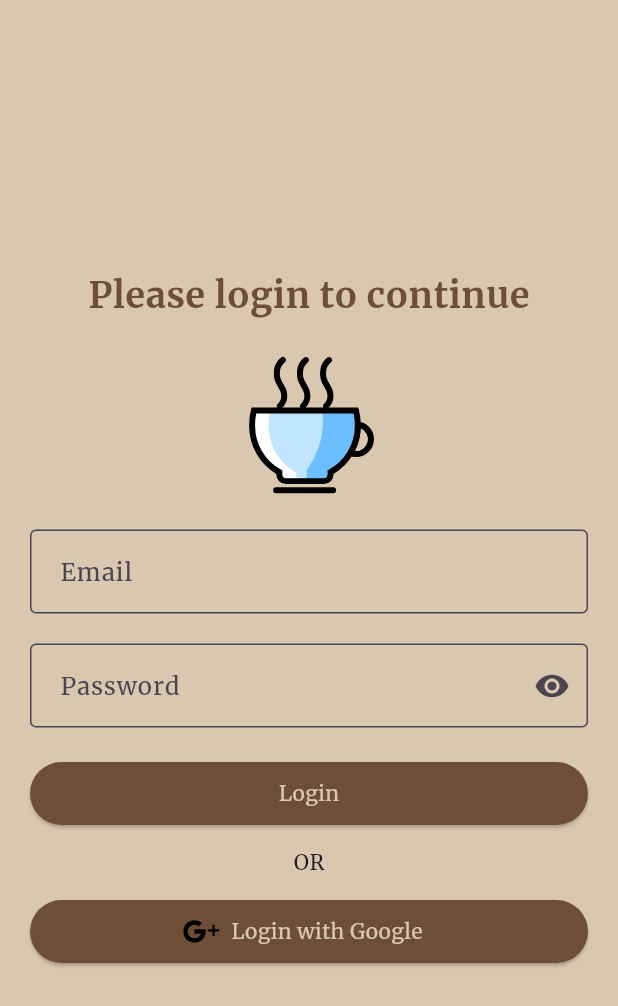
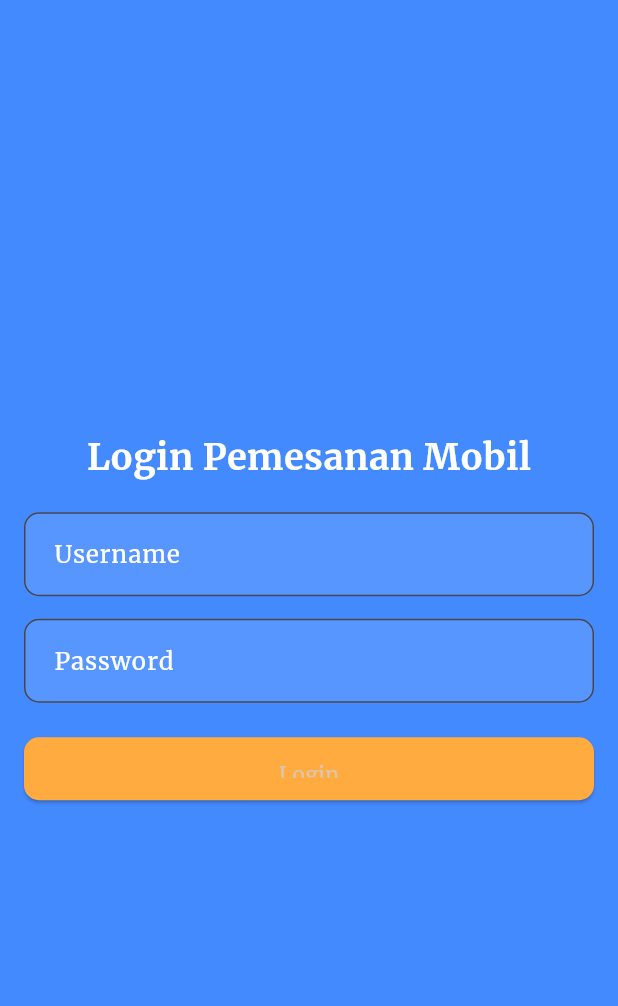
Before and after one commit to ipincamp/coffee_shop, a Flutter app: the screen it shows after launch, after a tap on "LOGIN", on a phone screen of 412 x 824 dp. Shown: the top 1006 px of the screen. Run offline on Flutter 3.47's test engine with Material 3 defaults, Android fonts, the phone set to English and light mode, and no system bars; our stand-ins replace device_preview, dio, flutter_svg, shared_preferences; network calls fail.

Commit message:
wis mbuh, kencot

```diff
--- a/lib/main.dart
+++ b/lib/main.dart
@@ -2,12 +2,20 @@ import 'package:coffee_shop/pallete.dart';
 import 'package:coffee_shop/screens/welcome.dart';
 import 'package:flutter/material.dart';
 import 'package:device_preview/device_preview.dart';
+import 'package:provider/provider.dart';
+
+import 'providers/auth_provider.dart';
 
 void main() {
   runApp(
-    DevicePreview(
-      enabled: true,
-      builder: (context) => const MyApp(),
+    MultiProvider(
+      providers: [
+        ChangeNotifierProvider(create: (_) => AuthProvider()),
+      ],
+      child: DevicePreview(
+        enabled: true,
+        builder: (context) => const MyApp(),
+      ),
     ),
   );
 }
--- /dev/null
+++ b/lib/providers/auth_provider.dart
@@ -0,0 +1,53 @@
+import 'package:flutter/material.dart';
+import 'package:dio/dio.dart';
+import 'dart:convert';
+
+class AuthProvider with ChangeNotifier {
+  bool _isAuthenticated = false;
+  Map<String, dynamic> _userData = {};
+
+  bool get isAuthenticated => _isAuthenticated;
+  Map<String, dynamic> get userData => _userData;
+
+  final Dio _dio = Dio(
+    BaseOptions(
+      baseUrl: 'http://auth-ci.test',
+      connectTimeout: const Duration(milliseconds: 5000),
+      receiveTimeout: const Duration(milliseconds: 3000),
+      headers: {
+        'Content-Type': 'application/json',
+      },
+    ),
+  );
+
+  Future<void> login(String username, String password) async {
+    try {
+      final response = await _dio.post(
+        '/login',
+        data: json.encode({
+          'username': username,
+          'password': password,
+        }),
+      );
+
+      if (response.statusCode == 200) {
+        final data = response.data;
+
+        if (data['status'] == 200) {
+          _isAuthenticated = true;
+          _userData = data['data'];
+          notifyListeners();
+        } else {
+          _isAuthenticated = false;
+          throw Exception(data['message'] ?? 'Login failed');
+        }
+      } else {
+        throw Exception('Failed to login');
+      }
+    } catch (error) {
+      print(error);
+      _isAuthenticated = false;
+      throw error;
+    }
+  }
+}
--- a/lib/screens/login.dart
+++ b/lib/screens/login.dart
@@ -1,106 +1,102 @@
-import 'package:coffee_shop/pallete.dart';
 import 'package:coffee_shop/screens/dashboard/home.dart';
 import 'package:flutter/material.dart';
-import 'package:flutter_svg/flutter_svg.dart';
+import 'package:provider/provider.dart';
+import '../providers/auth_provider.dart';
 
-class LoginScreen extends StatefulWidget {
-  const LoginScreen({super.key});
-
-  @override
-  State<LoginScreen> createState() => _LoginScreenState();
-}
-
-class _LoginScreenState extends State<LoginScreen> {
-  final TextEditingController _emailController = TextEditingController();
+class LoginScreen extends StatelessWidget {
+  final TextEditingController _usernameController = TextEditingController();
   final TextEditingController _passwordController = TextEditingController();
 
-  bool _isPasswordVisible = true;
+  LoginScreen({super.key});
 
   @override
   Widget build(BuildContext context) {
     return Scaffold(
-      body: Container(
-        padding: EdgeInsets.all(20),
-        decoration: BoxDecoration(
-          color: CoffeeShopColors.cream,
-        ),
+      backgroundColor: Colors.blueAccent,
+      body: Center(
+        child: SingleChildScrollView(
+          padding: EdgeInsets.all(16.0),
           child: Column(
             mainAxisAlignment: MainAxisAlignment.center,
             children: [
               Text(
-              'Please login to continue',
+                'Login Pemesanan Mobil',
                 style: TextStyle(
                   fontSize: 24,
                   fontWeight: FontWeight.bold,
-                color: CoffeeShopColors.coffeeBrown,
-              ),
-            ),
-            SizedBox(height: 20),
-            SvgPicture.asset(
-              'assets/icons/coffee.svg',
-              height: 100,
-            ),
-            SizedBox(height: 20),
-            TextField(
-              controller: _emailController,
-              decoration: InputDecoration(
-                labelText: 'Email',
-                border: OutlineInputBorder(),
+                  color: Colors.white,
                 ),
               ),
               SizedBox(height: 20),
               TextField(
+                controller: _usernameController,
+                decoration: InputDecoration(
+                  labelText: 'Username',
+                  labelStyle: TextStyle(color: Colors.white),
+                  filled: true,
+                  fillColor: Colors.white.withOpacity(0.1),
+                  border: OutlineInputBorder(
+                    borderRadius: BorderRadius.circular(10),
+                  ),
+                ),
+                style: TextStyle(color: Colors.white),
+              ),
+              SizedBox(height: 15),
+              TextField(
                 controller: _passwordController,
-              obscureText: _isPasswordVisible,
                 decoration: InputDecoration(
                   labelText: 'Password',
-                border: OutlineInputBorder(),
-                suffixIcon: IconButton(
-                  icon: Icon(
-                    _isPasswordVisible
-                        ? Icons.visibility
-                        : Icons.visibility_off,
-                  ),
-                  onPressed: () {
-                    setState(() {
-                      _isPasswordVisible = !_isPasswordVisible;
-                    });
-                  },
+                  labelStyle: TextStyle(color: Colors.white),
+                  filled: true,
+                  fillColor: Colors.white.withOpacity(0.1),
+                  border: OutlineInputBorder(
+                    borderRadius: BorderRadius.circular(10),
                   ),
                 ),
+                obscureText: true,
+                style: TextStyle(color: Colors.white),
               ),
               SizedBox(height: 20),
               ElevatedButton(
-              onPressed: () {
-                /**
-                *! ASAP waktu integrasi
-                *
-                String email = _emailController.text;
-                String password = _passwordController.text;
-                */
+                onPressed: () async {
+                  final username = _usernameController.text;
+                  final password = _passwordController.text;
+
+                  try {
+                    await Provider.of<AuthProvider>(context, listen: false)
+                        .login(username, password);
+
+                    if (Provider.of<AuthProvider>(context, listen: false)
+                        .isAuthenticated) {}
                     Navigator.pushReplacement(
                       context,
                       MaterialPageRoute(
                         builder: (context) => const HomeScreen(),
                       ),
                     );
+                  } catch (error) {
+                    // Navigator.pushReplacement(
+                    //   context,
+                    //   MaterialPageRoute(
+                    //     builder: (context) => const HomeScreen(),
+                    //   ),
+                    // );
+                    ScaffoldMessenger.of(context).showSnackBar(SnackBar(
+                      content: Text('Login failed: $error'),
+                    ));
+                  }
                 },
-              child: const Text('Login'),
+                style: ElevatedButton.styleFrom(
+                  backgroundColor: Colors.orangeAccent,
+                  shape: RoundedRectangleBorder(
+                    borderRadius: BorderRadius.circular(10),
                   ),
-            SizedBox(height: 12),
-            Text('or'.toUpperCase()),
-            SizedBox(height: 12),
-            ElevatedButton.icon(
-              onPressed: () {
-                // ! ASAP waktu integrasi
-              },
-              icon: SvgPicture.asset(
-                'assets/icons/google-plus.svg',
-                height: 24,
+                  padding: EdgeInsets.symmetric(horizontal: 100, vertical: 15),
                 ),
-              label: Text('Login with Google'),
+                child: Text('Login'),
               ),
             ],
+          ),
         ),
       ),
     );
--- a/lib/screens/welcome.dart
+++ b/lib/screens/welcome.dart
@@ -39,7 +39,7 @@ class WelcomeScreen extends StatelessWidget {
                   Navigator.pushReplacement(
                     context,
                     MaterialPageRoute(
-                      builder: (context) => const LoginScreen(),
+                      builder: (context) => LoginScreen(),
                     ),
                   );
                 },
--- a/pubspec.yaml
+++ b/pubspec.yaml
@@ -37,6 +37,9 @@ dependencies:
   cupertino_icons: ^1.0.8
   device_preview: ^1.2.0
   flutter_svg: ^2.0.10+1
+  shared_preferences: ^2.3.2
+  dio: ^5.7.0
+  provider: ^6.1.2
 
 dev_dependencies:
   flutter_test:
```
Also changed, not shown: lib/screens/dashboard/home.dart (+11 -6 lines), lib/screens/dashboard/setting.dart (added, +109 -0 lines), assets/icons/chat.svg (added), assets/icons/facebook.svg (added), assets/icons/login.svg (added), assets/icons/signup.svg (added), assets/icons/twitter.svg (added), assets/images/login_bottom.png (added), assets/images/main_bottom.png (added), assets/images/main_top.png (added), assets/images/signup_top.png (added), pubspec.lock. Lines whose indentation alone changed are shown as unchanged.
